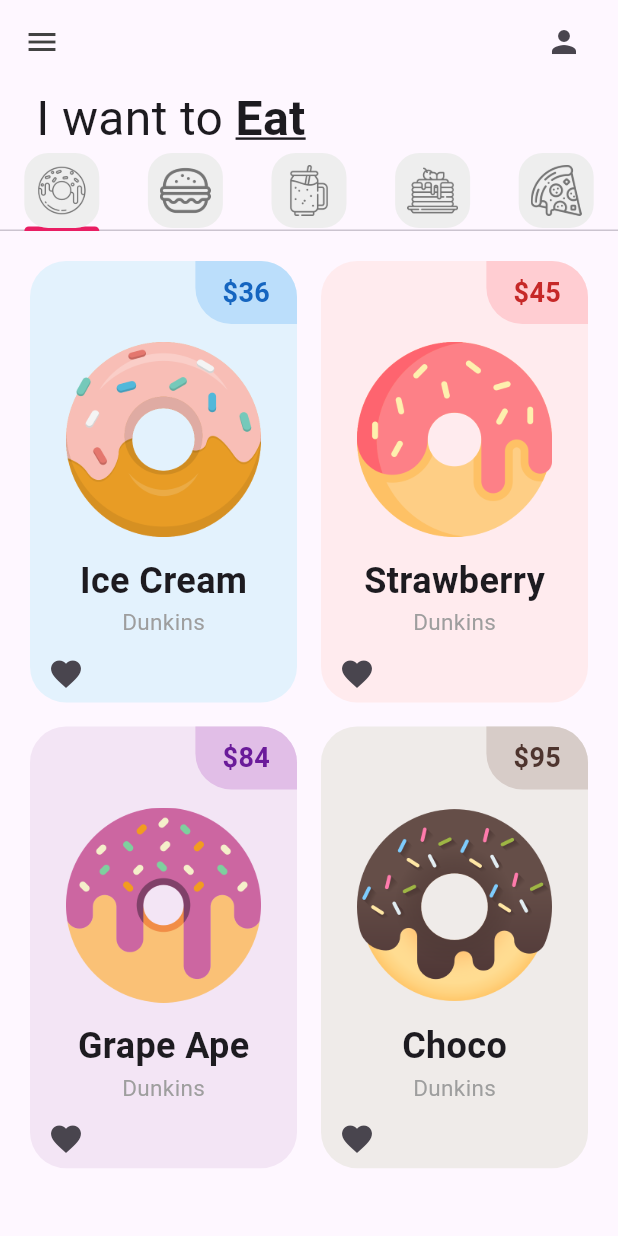
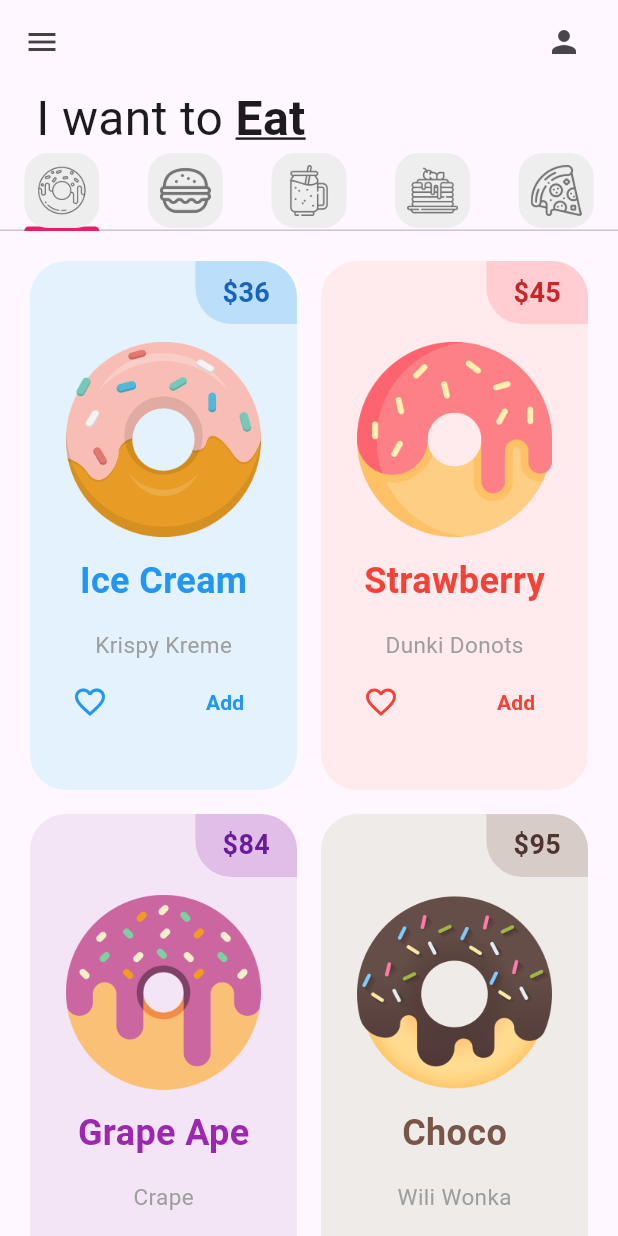
Before and after one commit to AcronMaster/donut_app_4sa, a Flutter app: the screen it shows after launch, on a phone screen of 412 x 824 dp. Run offline on Flutter 3.47's test engine with Material 3 defaults, Android fonts, the phone set to English and light mode, and no system bars.

Commit message:
DonutTile Finisehd(class desing)

```diff
--- a/lib/tabs/donut_tab.dart
+++ b/lib/tabs/donut_tab.dart
@@ -3,11 +3,29 @@ import 'package:flutter/material.dart';
 
 class DonutTab extends StatelessWidget {
   final List donutsOnSale = [
-    // [ donutFlavor, donutPrice, donutColor, imageName ]
-    ["Ice Cream", "36", Colors.blue, "lib/images/icecream_donut.png"],
-    ["Strawberry", "45", Colors.red, "lib/images/strawberry_donut.png"],
-    ["Grape Ape", "84", Colors.purple, "lib/images/grape_donut.png"],
-    ["Choco", "95", Colors.brown, "lib/images/chocolate_donut.png"],
+    // [ donutFlavor, donutStore, donutPrice, donutColor, imageName ]
+    [
+      "Ice Cream",
+      "Krispy Kreme",
+      "36",
+      Colors.blue,
+      "lib/images/icecream_donut.png"
+    ],
+    [
+      "Strawberry",
+      "Dunki Donots",
+      "45",
+      Colors.red,
+      "lib/images/strawberry_donut.png"
+    ],
+    ["Grape Ape", "Crape", "84", Colors.purple, "lib/images/grape_donut.png"],
+    [
+      "Choco",
+      "Wili Wonka",
+      "95",
+      Colors.brown,
+      "lib/images/chocolate_donut.png"
+    ],
   ];
 
   DonutTab({super.key});
@@ -20,7 +38,7 @@ class DonutTab extends StatelessWidget {
           //numero de columnas
           crossAxisCount: 2,
           //proporcion entre ancho y largo
-          childAspectRatio: 1 / 1.6),
+          childAspectRatio: 1 / 1.9),
       //Cuantos elementos
       itemCount: 4,
       padding: const EdgeInsets.all(12),
@@ -28,9 +46,10 @@ class DonutTab extends StatelessWidget {
       itemBuilder: (contex, index) {
         return DonutTile(
           donutFlavor: donutsOnSale[index][0],
-          donutPrice: donutsOnSale[index][1],
-          donutColor: donutsOnSale[index][2],
-          imageName: donutsOnSale[index][3],
+          donutStore: donutsOnSale[index][1],
+          donutPrice: donutsOnSale[index][2],
+          donutColor: donutsOnSale[index][3],
+          imageName: donutsOnSale[index][4],
         );
       },
     );
--- a/lib/utils/donu_tile.dart
+++ b/lib/utils/donu_tile.dart
@@ -5,13 +5,16 @@ class DonutTile extends StatelessWidget {
   final String donutPrice;
   final dynamic donutColor;
   final String imageName;
+  final String donutStore;
 
-  const DonutTile(
-      {super.key,
+  const DonutTile({
+    super.key,
     required this.imageName,
     required this.donutColor,
     required this.donutPrice,
-      required this.donutFlavor});
+    required this.donutFlavor,
+    required this.donutStore,
+  });
 
   @override
   Widget build(BuildContext context) {
@@ -57,22 +60,38 @@ class DonutTile extends StatelessWidget {
               donutFlavor,
               style: TextStyle(
                 fontSize: 24,
+                color: donutColor,
                 fontWeight: FontWeight.bold,
               ),
             ),
+            SizedBox(
+              height: 15,
+            ),
             Text(
-              "Dunkins",
+              donutStore,
               style: TextStyle(fontSize: 15, color: Colors.grey),
             ),
 
             //Icons
-            Row(
+            Padding(
+              padding: const EdgeInsets.symmetric(horizontal: 16, vertical: 4),
+              child: Row(
+                mainAxisAlignment: MainAxisAlignment.spaceBetween,
                 children: [
                   IconButton(
                     onPressed: () {},
-                  icon: const Icon(Icons.favorite),
+                    icon: const Icon(Icons.favorite_border),
+                    color: donutColor,
                   ),
+                  TextButton(
+                      onPressed: () {},
+                      child: Text("Add",
+                          style: TextStyle(
+                              fontSize: 14,
+                              color: donutColor,
+                              fontWeight: FontWeight.bold))),
                 ],
+              ),
             ),
           ],
         ),
```
Lines whose indentation alone changed are shown as unchanged.
